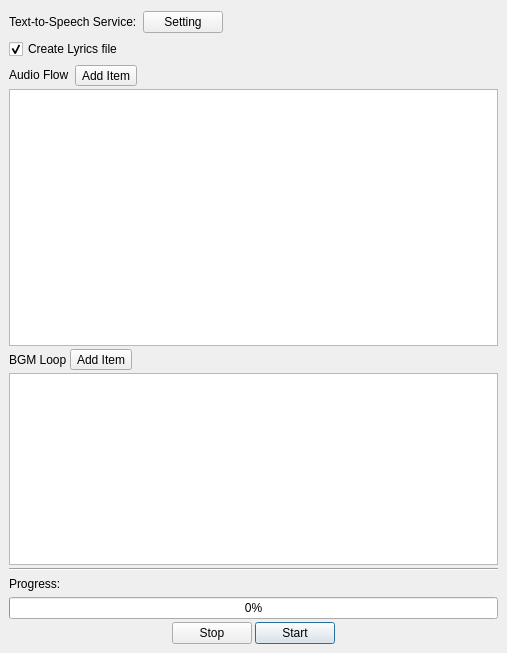
Old version of the form design/audiodialog.ui in the repository kokimame/joytan.
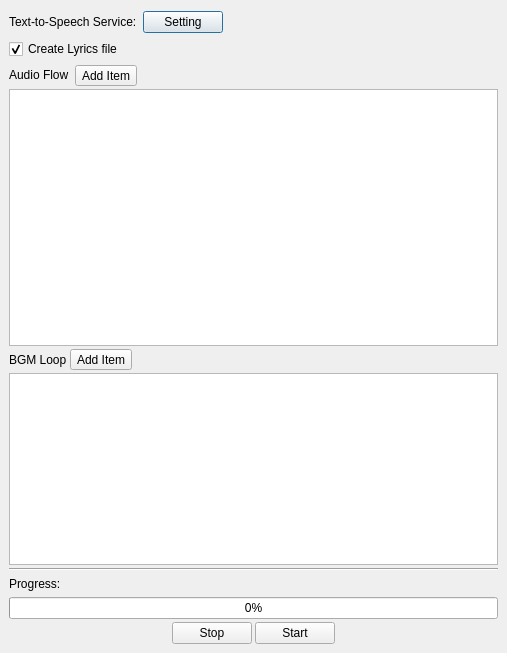
New version of the form.

Diff of the .ui file:
```diff
--- a/design/audiodialog.ui
+++ b/design/audiodialog.ui
@@ -268,7 +268,7 @@
             <bool>false</bool>
            </property>
            <property name="default">
-            <bool>true</bool>
+            <bool>false</bool>
            </property>
           </widget>
          </item>
```
